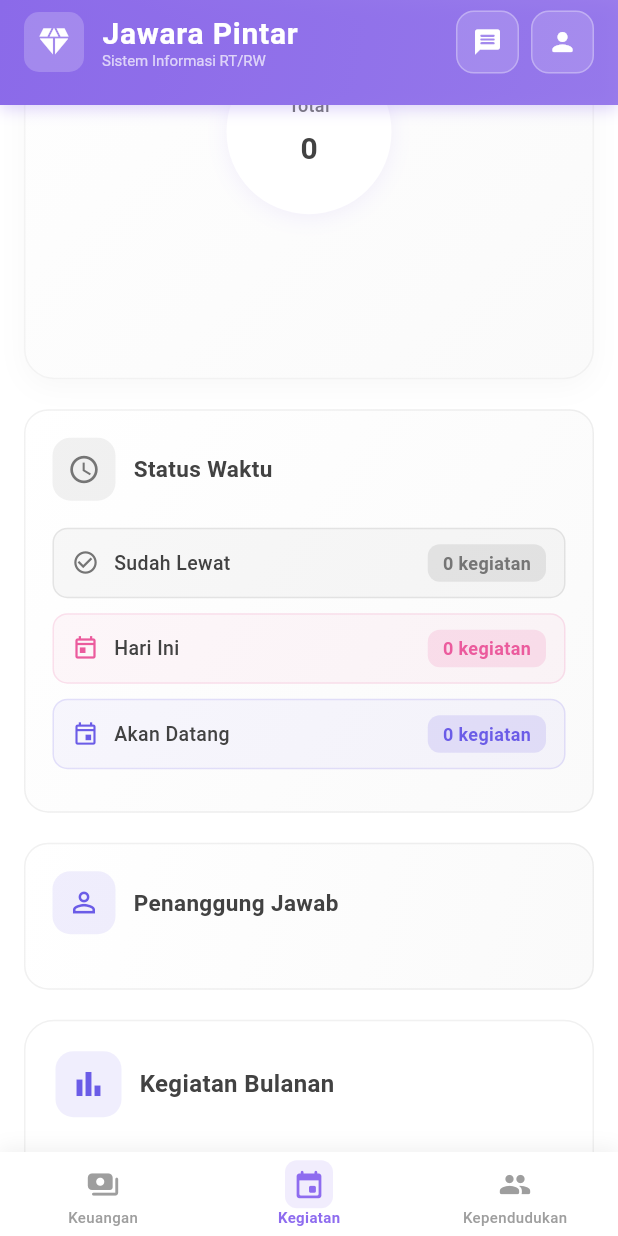
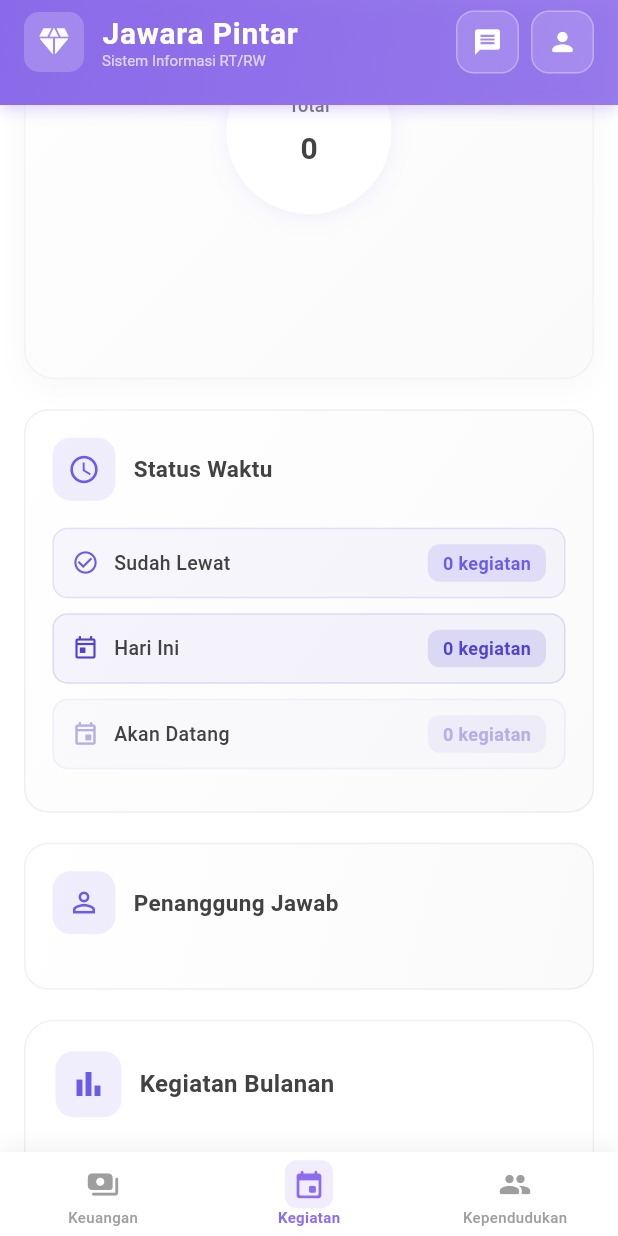
Before and after one commit to nurwahibzy/jawara_pintar_mobile_version, a Flutter app: the _DashboardKegiatanPageContent screen opened directly, scrolled down 576 dp, on a phone screen of 412 x 824 dp. Run offline on Flutter 3.47's test engine with Material 3 defaults, Android fonts, the phone set to English and light mode, and no system bars; drawn by our look-alikes of fl_chart; our stand-ins replace bloc, dartz, equatable, flutter_bloc, flutter_dotenv, get_it and 2 more; accounts and stored records are empty; Roboto replaces fonts that are missing (CircularStd, Poppins).

Commit message:
feat(dashboard-kegiatan): update color scheme for time status indicators

```diff
--- a/lib/features/dashboard-kegiatan/presentation/pages/dashboard_kegiatan_page.dart
+++ b/lib/features/dashboard-kegiatan/presentation/pages/dashboard_kegiatan_page.dart
@@ -516,11 +516,11 @@ class _DashboardKegiatanPageContent extends StatelessWidget {
   Color _getWaktuColor(String status) {
     switch (status) {
       case 'Sudah Lewat':
-        return Colors.grey.shade600;
+        return const Color(0xFF6B5CE7);
       case 'Hari Ini':
-        return const Color(0xFFEB5B9D); // Pink-purple
+        return const Color.fromARGB(255, 81, 65, 207);
       case 'Akan Datang':
-        return const Color(0xFF6B5CE7); // Purple Variant
+        return const Color(0xFFB8AEE7);
       default:
         return Colors.grey;
     }
```
